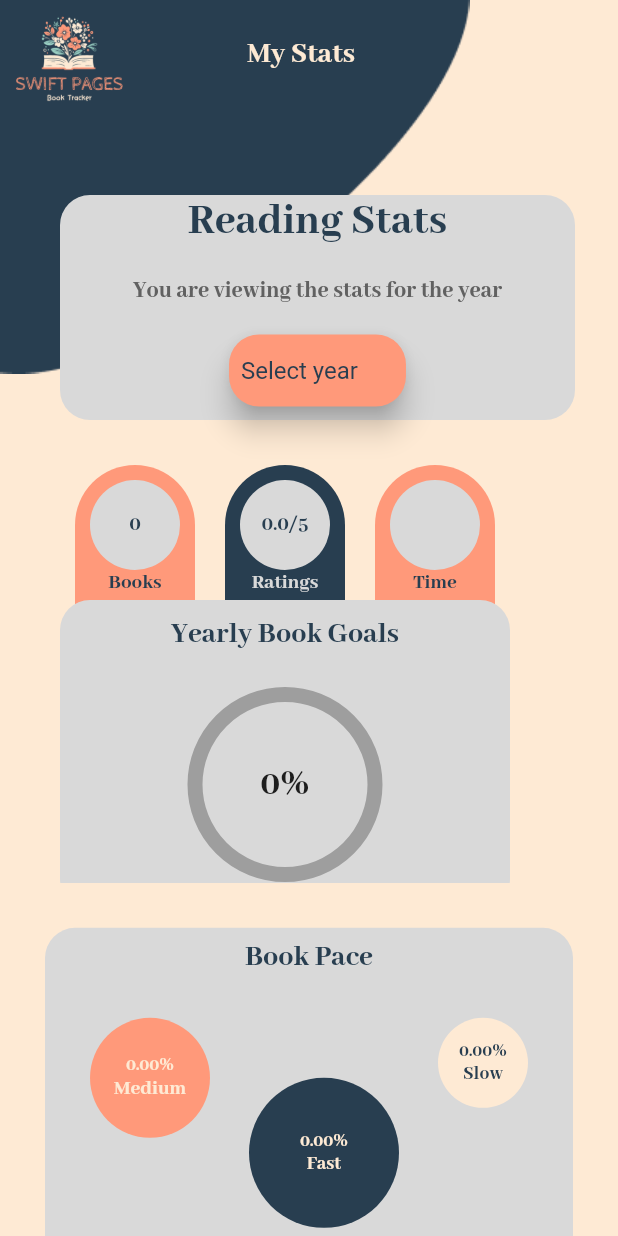
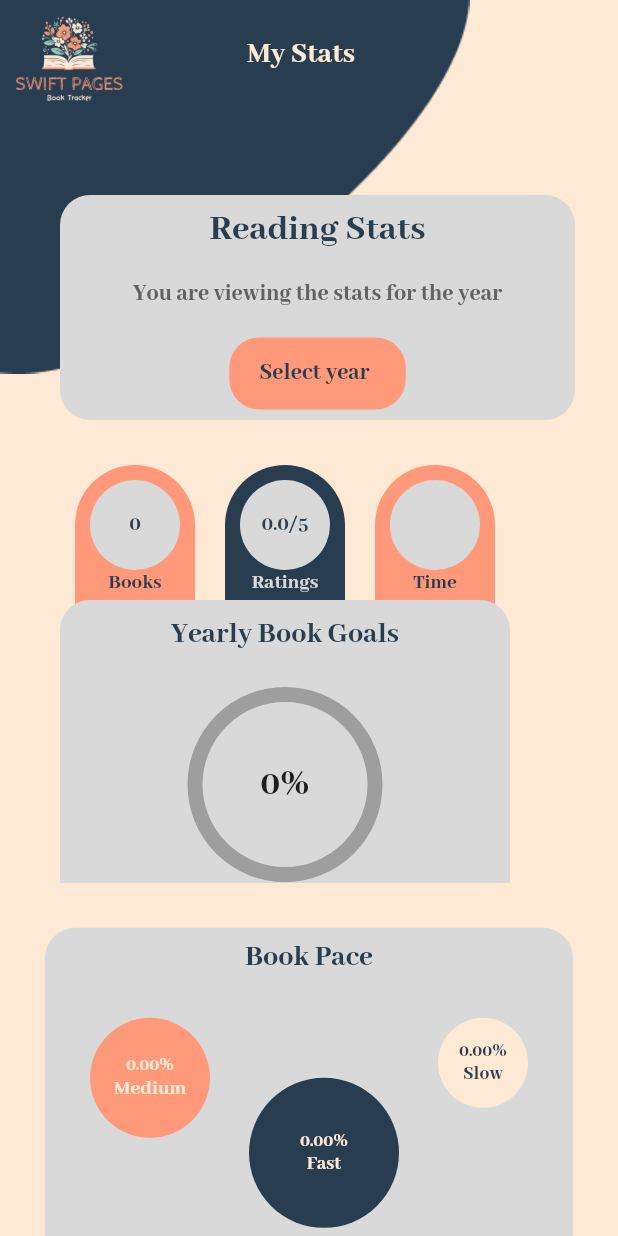
Before and after one commit to puzanadhikari/SwiftPages, a Flutter app: the GraphPage screen opened directly, on a phone screen of 412 x 824 dp. Run offline on Flutter 3.47's test engine with Material 2 defaults, Android fonts, the phone set to English and light mode, and no system bars; our stand-ins replace cached_network_image, carousel_slider, cloud_firestore, dots_indicator, dropdown_button2, firebase_auth and 13 more; missing offline and left inert: flutter_flip_clock, from_to_time_picker, tutorial_coach_mark; accounts and stored records are empty.

Commit message:
dropdown for filter and furnsihed

```diff
--- a/lib/ui/chart/ui.dart
+++ b/lib/ui/chart/ui.dart
@@ -283,14 +283,17 @@ class _GraphPageState extends State<GraphPage> {
                           borderRadius: BorderRadius.circular(20.0),
                         ),
                         child: SingleChildScrollView(
+                          child: Padding(
+                            padding: const EdgeInsets.all(8.0),
                             child: Column(
                               children: [
+
                                 Text(
                                   "Reading Stats",
                                   textAlign: TextAlign.center,
                                   style: TextStyle(
                                       color: Color(0xff283E50),
-                                    fontSize: 30,fontFamily: 'font',
+                                      fontSize: 25,fontFamily: 'font',
                                       fontWeight: FontWeight.bold
                                   ),
                                 ),
@@ -312,12 +315,14 @@ class _GraphPageState extends State<GraphPage> {
                                       borderRadius: BorderRadius.circular(20.0),
                                     ),
                                     color: Color(0xFFFF997A),
-                                  elevation: 8,
+                                    elevation: 0,
                                     child: DropdownButtonHideUnderline(
                                       child: DropdownButton<int>(
+                                        borderRadius: BorderRadius.circular(15),
+                                        elevation: 0,
                                         hint: Padding(
-                                        padding: const EdgeInsets.all(8.0),
-                                        child: Text(__selectedYear==0?"Select year":__selectedYear.toString(),style: TextStyle(color: Color(0xff283E50)),),
+                                          padding: const EdgeInsets.only(left:20.0),
+                                          child: Text(__selectedYear==0?"Select year":__selectedYear.toString(),style: TextStyle(color: Color(0xff283E50),fontFamily: 'font',fontSize: 16),),
                                         ),
                                         onChanged: (int? newValue) {
                                           setState(() {
@@ -339,11 +344,12 @@ class _GraphPageState extends State<GraphPage> {
                                           });
                                         },
                                         icon: Icon(Icons.add,color: Color(0xFFFF997A),),
+                                        dropdownColor: Color(0xFFFF997A),
 
                                         items: years.map<DropdownMenuItem<int>>((int value) {
                                           return DropdownMenuItem<int>(
                                             value: value,
-                                          child: Text(value.toString()),
+                                            child: Text(value.toString(),style: TextStyle(color: Color(0xff283E50),fontFamily: 'font',fontSize: 16),),
                                           );
                                         }).toSet().toList(),
                                       ),
@@ -351,6 +357,7 @@ class _GraphPageState extends State<GraphPage> {
                                   ),
                                 ),
                               ],
+                            ),
                           ),
                         ),
                       ),
```
Lines whose indentation alone changed are shown as unchanged.
